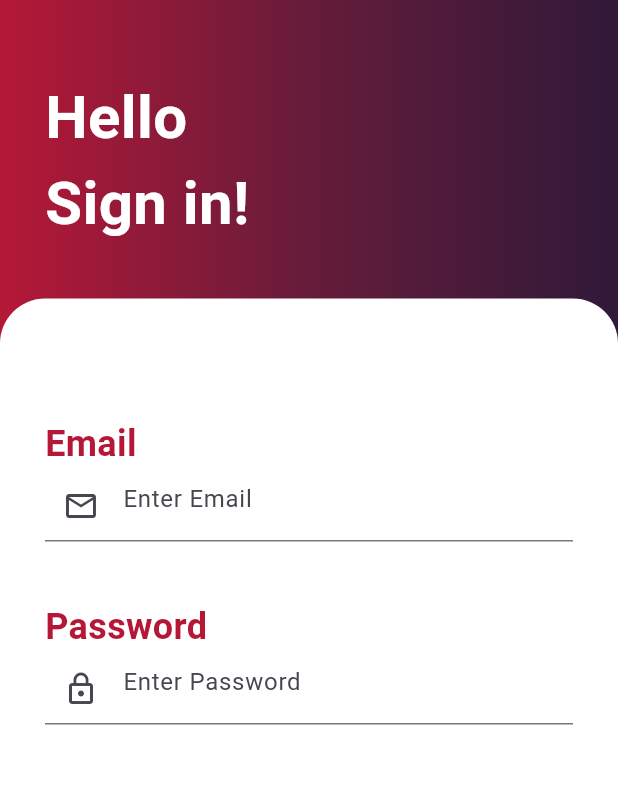
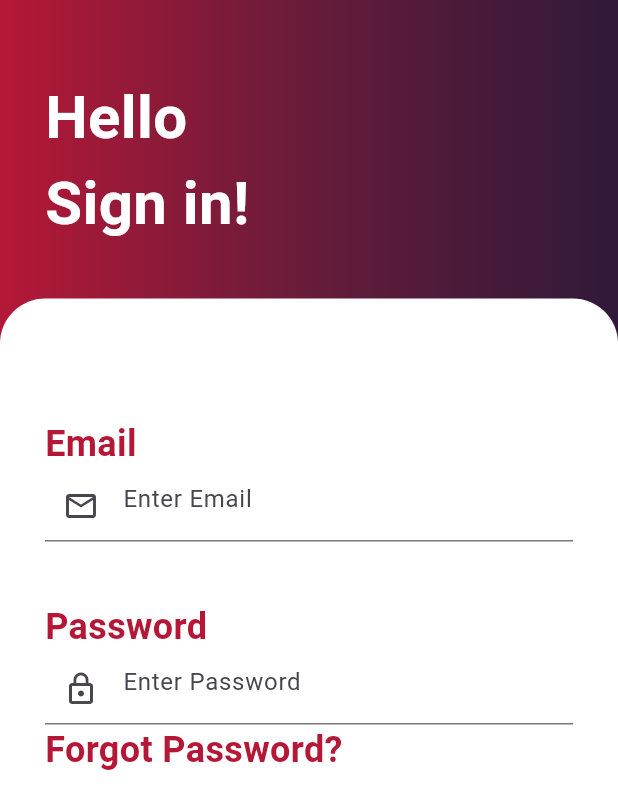
Before and after one commit to Piyushbhatt7/Login_Page, a Flutter app: the screen it shows after launch, on a phone screen of 412 x 824 dp. Shown: the top 809 px of the screen. Run offline on Flutter 3.47's test engine with Material 3 defaults, Android fonts, the phone set to English and light mode, and no system bars.

Commit message:
signin screen

```diff
--- a/lib/pages/signin.dart
+++ b/lib/pages/signin.dart
@@ -90,6 +90,19 @@ class _SignInState extends State<SignIn> {
                           hintText: 'Enter Password',
                           prefixIcon: Icon(Icons.lock_outline)
                       ),
+                    ),
+
+                    Row(
+                      children: [
+                        Text(
+                          "Forgot Password?",
+                          style: TextStyle(
+                            color:  Color(0xffB51837),
+                            fontSize: 24.0,
+                            fontWeight: FontWeight.bold,
+                          ),
+                        ),
+                      ],
                     )
 
                   ],
```
